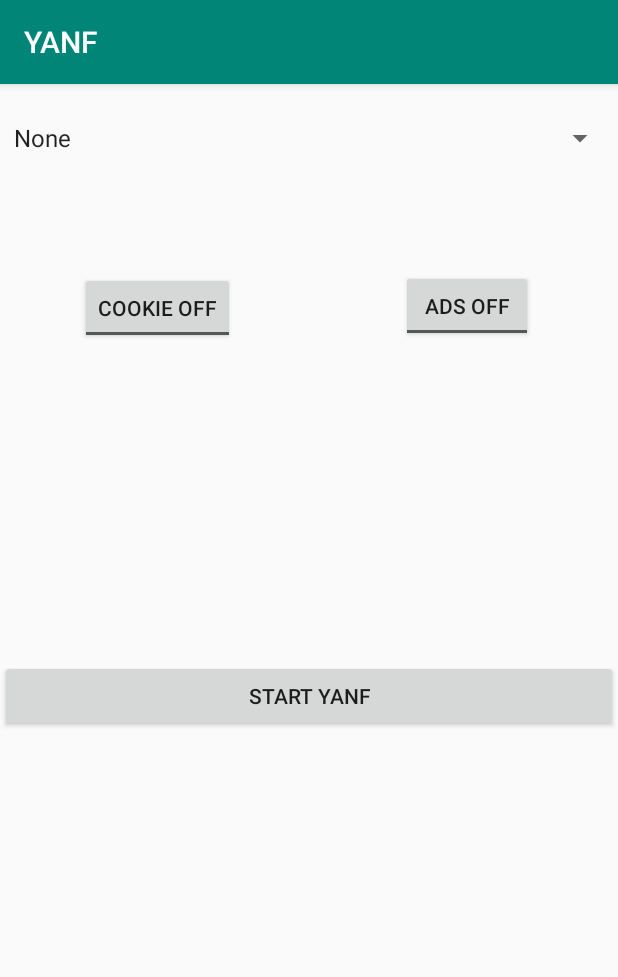
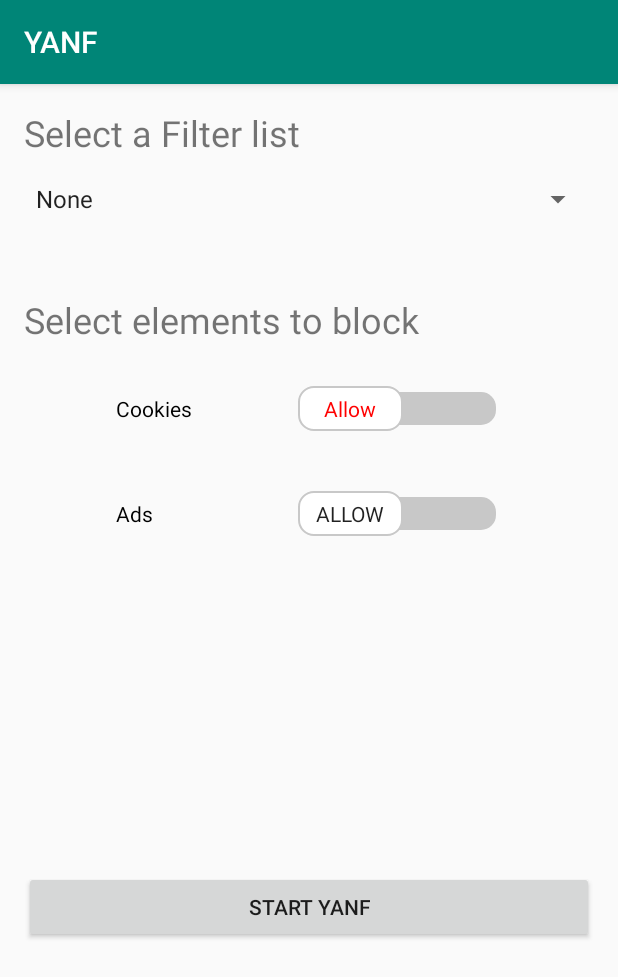
Before and after one commit to Vedsted/MobileSystemsProject, an Android app: the screen it shows after launch (MainActivity), on a phone screen of 412 x 824 dp. Shown: the top 977 px of the screen. Run offline under Robolectric (Android 15) with nearby library versions, the phone set to English and light mode, and no system bars; libraries missing offline, so code that uses them is left out: me.weishu.reflection; 5 statements that could not run were skipped.

Commit message:
WIP: UI polish

```diff
--- a/YetAnotherNetworkFilter/YANF/src/main/java/yanf/app/MainActivity.java
+++ b/YetAnotherNetworkFilter/YANF/src/main/java/yanf/app/MainActivity.java
@@ -55,7 +55,7 @@
 
         ((Spinner)findViewById(R.id.spinner)).setOnItemSelectedListener(this);
 
-        cookieButton = findViewById(R.id.cookieButton);
+        /*cookieButton = findViewById(R.id.cookieButton);
         cookieButton.setOnClickListener(v -> {
             Log.i("Cookie button ", "is clicked");
             cookieClicked = true;
@@ -66,7 +66,7 @@
             Log.i("Advertisement button ", "is clicked");
             adsClicked = true;
         });
-
+*/
         mNetBare = NetBare.get();
 
         mActionButton = findViewById(R.id.action);
--- /dev/null
+++ b/YetAnotherNetworkFilter/YANF/src/main/res/drawable/switch_selector.xml
@@ -0,0 +1,9 @@
+<?xml version="1.0" encoding="utf-8"?>
+<selector xmlns:android="http://schemas.android.com/apk/res/android">
+
+    <item android:drawable="@drawable/switch_thumb_on"
+        android:state_checked="true"/>
+    <item android:drawable="@drawable/switch_thumb_off"
+        android:state_checked="false"/>
+
+</selector>
--- /dev/null
+++ b/YetAnotherNetworkFilter/YANF/src/main/res/drawable/switch_thumb_off.xml
@@ -0,0 +1,13 @@
+<?xml version="1.0" encoding="utf-8"?>
+<layer-list xmlns:android="http://schemas.android.com/apk/res/android">
+    <item>
+        <shape android:shape="rectangle">
+            <stroke android:width="1dp" android:color="#C8C8C8"/>
+            <solid android:color="#ffffff" />
+            <size android:height="30dp"
+                android:width="70dp" />
+            -<corners android:radius="10dp"/>
+            <padding android:left="4dp" android:top="4dp" android:right="0dp" android:bottom="4dp" />
+        </shape>
+    </item>
+</layer-list>
--- /dev/null
+++ b/YetAnotherNetworkFilter/YANF/src/main/res/drawable/switch_thumb_on.xml
@@ -0,0 +1,13 @@
+<?xml version="1.0" encoding="utf-8"?>
+<layer-list xmlns:android="http://schemas.android.com/apk/res/android">
+    <item>
+        <shape android:shape="rectangle">
+            <stroke android:width="1dp" android:color="#C8C8C8"/>
+            <solid android:color="#363836"/>
+            <size android:height="30dp"
+                android:width="70dp" />
+            -<corners android:radius="10dp"/>
+            <padding android:left="4dp" android:top="4dp" android:right="0dp" android:bottom="4dp" />
+        </shape>
+    </item>
+</layer-list>
--- /dev/null
+++ b/YetAnotherNetworkFilter/YANF/src/main/res/drawable/switch_track.xml
@@ -0,0 +1,12 @@
+<?xml version="1.0" encoding="utf-8"?>
+<layer-list xmlns:android="http://schemas.android.com/apk/res/android">
+    <item>
+        <shape android:shape="rectangle">
+            <size android:height="20dp" android:width="100dp"/>
+            <stroke android:width="8dp" android:color="@android:color/transparent" />
+            <!-- Draw a 5dp width border around shape -->
+            <solid android:color="#C8C8C8"/>
+            <corners android:radius="10dp"/>
+        </shape>
+    </item>
+</layer-list>
--- a/YetAnotherNetworkFilter/YANF/src/main/res/layout/activity_main.xml
+++ b/YetAnotherNetworkFilter/YANF/src/main/res/layout/activity_main.xml
@@ -6,52 +6,96 @@
     android:layout_height="match_parent"
     tools:context=".MainActivity">
 
+
     <Button
         android:id="@+id/action"
         android:layout_width="0dp"
         android:layout_height="wrap_content"
+        android:layout_marginStart="16dp"
+        android:layout_marginTop="16dp"
+        android:layout_marginEnd="16dp"
         android:text="@string/start_yanf"
         app:layout_constraintBottom_toBottomOf="parent"
         app:layout_constraintEnd_toEndOf="parent"
         app:layout_constraintHorizontal_bias="1.0"
         app:layout_constraintStart_toStartOf="parent"
-        app:layout_constraintTop_toBottomOf="@+id/spinner" />
-
+        app:layout_constraintTop_toBottomOf="@+id/switch2" />
 
     <Spinner
         android:id="@+id/spinner"
-        android:layout_width="409dp"
+        android:layout_width="0dp"
         android:layout_height="wrap_content"
-        android:layout_marginTop="24dp"
+        android:layout_marginStart="16dp"
+        android:layout_marginTop="16dp"
+        android:layout_marginEnd="16dp"
         android:entries="@array/blacklist_categories"
+        app:layout_constraintEnd_toEndOf="parent"
+        app:layout_constraintHorizontal_bias="0.0"
+        app:layout_constraintStart_toStartOf="parent"
+        app:layout_constraintTop_toBottomOf="@+id/textView" />
+
+    <TextView
+        android:id="@+id/textView"
+        android:layout_width="0dp"
+        android:layout_height="wrap_content"
+        android:layout_marginStart="16dp"
+        android:layout_marginTop="16dp"
+        android:layout_marginEnd="16dp"
+        android:text="Select a Filter list"
+        android:textSize="24sp"
         app:layout_constraintEnd_toEndOf="parent"
         app:layout_constraintStart_toStartOf="parent"
         app:layout_constraintTop_toTopOf="parent" />
 
-    <ToggleButton
-        android:id="@+id/adsButton"
-        android:layout_width="wrap_content"
+    <TextView
+        android:id="@+id/textView2"
+        android:layout_width="0dp"
         android:layout_height="wrap_content"
-        android:layout_marginStart="138dp"
-        android:layout_marginTop="124dp"
-        android:text="Advertisement"
-        android:textOff="Ads OFF"
-        android:textOn="Ads ON"
+        android:layout_marginStart="16dp"
+        android:layout_marginTop="52dp"
+        android:layout_marginEnd="16dp"
+        android:text="Select elements to block"
+        android:textSize="24sp"
         app:layout_constraintEnd_toEndOf="parent"
-        app:layout_constraintHorizontal_bias="0.697"
+        app:layout_constraintHorizontal_bias="0.0"
         app:layout_constraintStart_toStartOf="parent"
-        app:layout_constraintTop_toTopOf="parent" />
+        app:layout_constraintTop_toBottomOf="@+id/spinner" />
 
-    <ToggleButton
-        android:id="@+id/cookieButton"
-        android:layout_width="wrap_content"
-        android:layout_height="wrap_content"
-        android:layout_marginStart="53dp"
-        android:layout_marginTop="125dp"
-        android:text="Cookie"
-        android:textOff="Cookie OFF"
-        android:textOn="Cookie ON"
+    <Switch
+        android:id="@+id/switch1"
+        android:layout_width="257dp"
+        android:layout_height="54dp"
+        android:layout_marginStart="16dp"
+        android:layout_marginTop="16dp"
+        android:layout_marginEnd="16dp"
+        android:scrollbarSize="4dp"
+        android:showText="true"
+        android:text="Cookies"
+        android:switchTextAppearance="@style/SwitchTextAppearance"
+        android:textOff="Allow"
+        android:textOn="Block"
+        android:thumb="@drawable/switch_selector"
+        android:track="@drawable/switch_track"
+        app:layout_constraintEnd_toEndOf="parent"
         app:layout_constraintStart_toStartOf="parent"
-        app:layout_constraintTop_toTopOf="parent" />
+        app:layout_constraintTop_toBottomOf="@+id/textView2" />
+
+    <Switch
+        android:id="@+id/switch2"
+        android:layout_width="257dp"
+        android:layout_height="54dp"
+        android:layout_marginStart="16dp"
+        android:layout_marginTop="16dp"
+        android:layout_marginEnd="16dp"
+        android:scrollbarSize="4dp"
+        android:showText="true"
+        android:text="Ads"
+        android:textOff="Allow"
+        android:textOn="Block"
+        android:thumb="@drawable/switch_selector"
+        android:track="@drawable/switch_track"
+        app:layout_constraintEnd_toEndOf="parent"
+        app:layout_constraintStart_toStartOf="parent"
+        app:layout_constraintTop_toBottomOf="@+id/switch1" />
 
 </android.support.constraint.ConstraintLayout>
--- /dev/null
+++ b/YetAnotherNetworkFilter/YANF/src/main/res/values/dimens.xml
@@ -0,0 +1,4 @@
+<?xml version="1.0" encoding="utf-8"?>
+<resources>
+    <dimen name="min_button_width">120dp</dimen>
+</resources>
--- a/YetAnotherNetworkFilter/YANF/src/main/res/values/styles.xml
+++ b/YetAnotherNetworkFilter/YANF/src/main/res/values/styles.xml
@@ -8,4 +8,9 @@
         <item name="colorAccent">@color/colorAccent</item>
     </style>
 
+    <!-- https://stackoverflow.com/questions/12706874/how-to-change-textcolor-of-switch-in-android -->
+    <style name="SwitchTextAppearance" parent="@android:style/TextAppearance.Holo.Small">
+        <item name="android:textColor">#ff0000</item>
+    </style>
+
 </resources>
```
